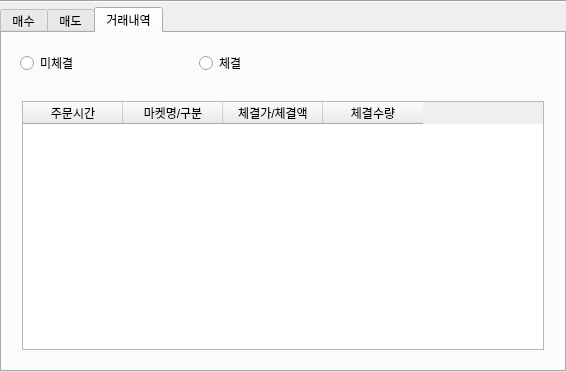
This is src/styles/ui/trade.ui in showmethecoin/upbit-trader as Qt 5 draws it before an edit. The edited form follows.
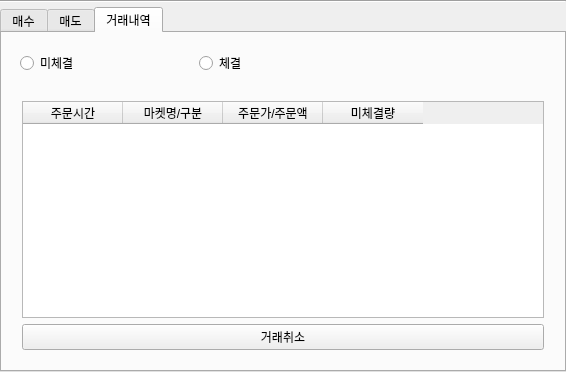
This is the edited form. The open tabs and pages were chosen to show the change.

Diff of the .ui file:
```diff
--- a/src/styles/ui/trade.ui
+++ b/src/styles/ui/trade.ui
@@ -2725,16 +2725,23 @@
              </column>
              <column>
               <property name="text">
-               <string>체결가/체결액</string>
+               <string>주문가/주문액</string>
               </property>
              </column>
              <column>
               <property name="text">
-               <string>체결수량</string>
+               <string>미체결량</string>
               </property>
              </column>
             </widget>
            </item>
+           <item>
+            <widget class="QPushButton" name="pushButton">
+             <property name="text">
+              <string>거래취소</string>
+             </property>
+            </widget>
+           </item>
           </layout>
          </widget>
          <widget class="QWidget" name="page_7">
```
Left out of the diff: 5 changed lines with no effect on the pictures.
